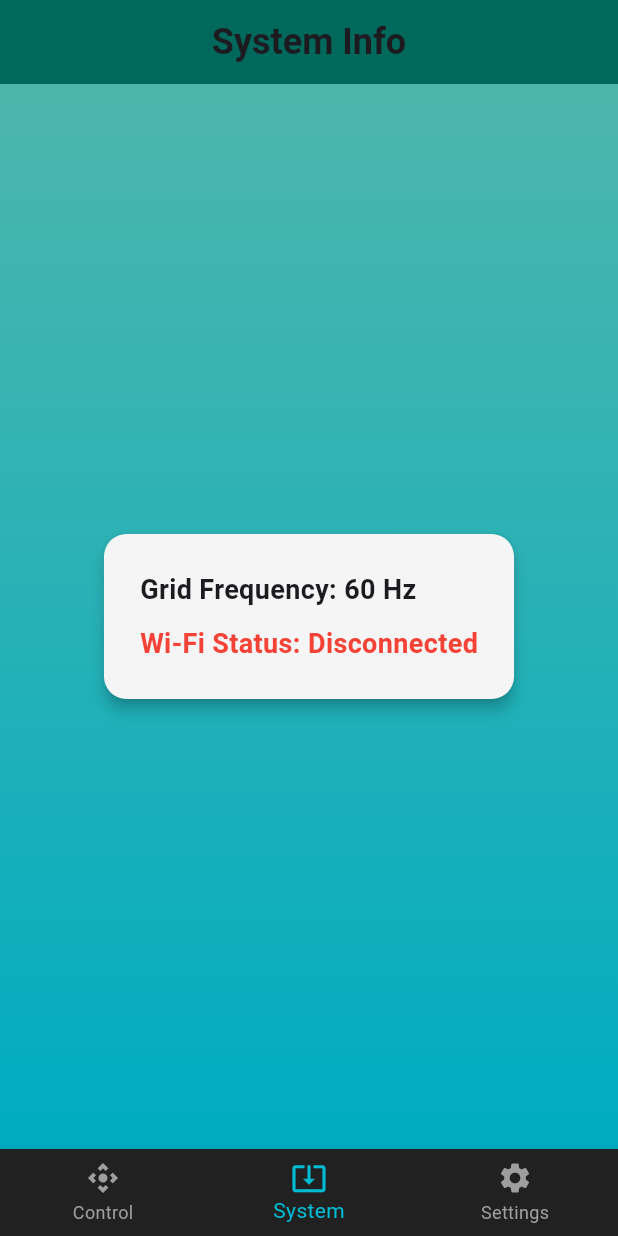
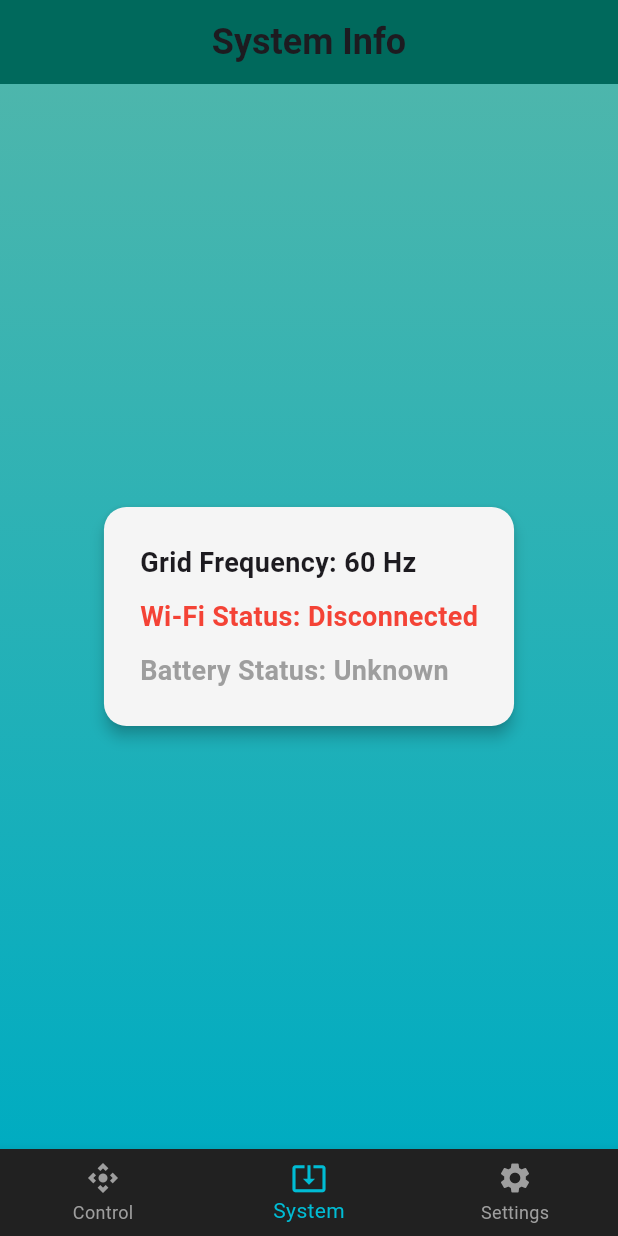
Before and after one commit to saxojeblin/BEAM, a Flutter app: the screen it shows after launch, item 2 of the bottom bar chosen, on a phone screen of 412 x 824 dp. Run offline on Flutter 3.47's test engine with Material 3 defaults, Android fonts, the phone set to English and light mode, and no system bars; network calls fail.

Commit message:
more misc bug fixes + battery management implementation

```diff
--- a/beam_app/lib/main.dart
+++ b/beam_app/lib/main.dart
@@ -35,7 +35,7 @@ class ControlPage extends StatefulWidget {
 }
 
 class _ControlPageState extends State<ControlPage> with SingleTickerProviderStateMixin {
-  List<bool> breakerStatus = [true, true, true, true];
+  late List<bool> breakerStatus;
   final String esp32Ip = "192.168.4.1";
   final String esp32Port = "80";
 
@@ -52,12 +52,12 @@ class _ControlPageState extends State<ControlPage> with SingleTickerProviderStat
   @override
   void initState() {
     super.initState();
+    breakerStatus = _webSocketService.getBreakerStates();
 
     _iconAnimationController = AnimationController(
       vsync: this,
       duration: Duration(milliseconds: 500),
-  )..repeat(reverse: true); // Pulses in and out
-
+    )..repeat(reverse: true);
 
     _webSocketService.eventStream.listen((event) {
       if (event['event'] == 'frequency_drop') {
@@ -112,6 +112,7 @@ class _ControlPageState extends State<ControlPage> with SingleTickerProviderStat
       if (response.statusCode == 200) {
         setState(() {
           breakerStatus[breakerIndex] = status;
+          _webSocketService.updateBreakerState(breakerIndex, status);
         });
       } else {
         setState(() {
@@ -145,7 +146,6 @@ Future<void> sendRestoreCommand() async {
       final response = await http.post(Uri.parse(url)).timeout(Duration(seconds: 40));
 
       if (response.statusCode == 200) {
-      // ✅ Clear overlay and global flags
         _webSocketService.clearFrequencyStatus();
         setState(() {
           isFrequencyCritical = false;
@@ -170,7 +170,6 @@ Future<void> sendRestoreCommand() async {
       isLoading = false;
     });
   }
-
 
   @override
   Widget build(BuildContext context) {
@@ -229,7 +228,9 @@ Future<void> sendRestoreCommand() async {
           ),
         ),
 
-        // Full-Screen Loading Overlay
+        if (isFrequencyCritical && !isLoading)
+          _buildOverlay(),
+
         if (isLoading)
           Positioned.fill(
             child: Container(
@@ -255,10 +256,12 @@ Future<void> sendRestoreCommand() async {
               ),
             ),
           ),
+      ],
+    );
+  }
 
-        // Frequency Drop Warning Overlay
-        if (isFrequencyCritical)
-          Positioned(
+  Widget _buildOverlay() {
+    return Positioned(
       top: MediaQuery.of(context).padding.top + kToolbarHeight,
       left: 0,
       right: 0,
@@ -281,9 +284,7 @@ Future<void> sendRestoreCommand() async {
               ),
               SizedBox(height: 15),
               Text(
-                            resetPrompt
-                                ? "Grid Stable"
-                                : "Grid Unstable - Frequency Drop",
+                resetPrompt ? "Grid Stable" : "Grid Unstable - Frequency Drop",
                 textAlign: TextAlign.center,
                 style: TextStyle(
                   color: Colors.white,
@@ -320,11 +321,8 @@ Future<void> sendRestoreCommand() async {
                 ),
             ],
           ),
-
         ),
       ),
-          ),
-      ],
     );
   }
 
@@ -362,7 +360,7 @@ Widget _buildBreakerTile(int index) {
                 breakerStatus[index] ? Icons.check_circle : Icons.cancel,
                 color: breakerStatus[index] ? Colors.cyan.shade600 : Colors.amber.shade700,
               ),
-            AbsorbPointer( // 👈 Prevents visual flicker during loading
+              AbsorbPointer(
                 absorbing: isLoading || isFrequencyCritical,
                 child: Switch(
                   value: breakerStatus[index],
@@ -447,6 +445,26 @@ class _SystemPageState extends State<SystemPage> {
                             fontSize: 18,
                             fontWeight: FontWeight.bold,
                             color: isConnected ? Colors.green : Colors.red,
+                          ),
+                        );
+                      },
+                    ),
+                    SizedBox(height: 10),
+                    StreamBuilder<String>(
+                      stream: webSocketService.batteryStatusStream,
+                      initialData: webSocketService.getBatteryStatus(),
+                      builder: (context, snapshot) {
+                        String batteryStatus = snapshot.data ?? "Unknown";
+                        return Text(
+                          'Battery Status: $batteryStatus',
+                          style: TextStyle(
+                            fontSize: 18,
+                            fontWeight: FontWeight.bold,
+                            color: batteryStatus == "Charged"
+                                ? Colors.green
+                                : batteryStatus == "Dead"
+                                    ? Colors.red
+                                    : Colors.grey,
                           ),
                         );
                       },
--- a/beam_app/lib/websocket_service.dart
+++ b/beam_app/lib/websocket_service.dart
@@ -6,10 +6,15 @@ class WebSocketService {
   static final WebSocketService _instance = WebSocketService._internal();
   factory WebSocketService() => _instance;
 
+  List<bool> breakerStates = [true, true, true, true];
+
   IOWebSocketChannel? channel;
   final String esp32Ip = "192.168.4.1";
   bool isConnected = false;
   String lastFrequency = "60 Hz";
+
+  String _batteryStatus = "Unknown";
+  final StreamController<String> _batteryStatusController = StreamController<String>.broadcast();
 
   final StreamController<String> _frequencyController = StreamController<String>.broadcast();
   final StreamController<Map<String, dynamic>> _eventController = StreamController<Map<String, dynamic>>.broadcast();
@@ -20,6 +25,9 @@ class WebSocketService {
 
   Stream<String> get frequencyStream => _frequencyController.stream;
   Stream<Map<String, dynamic>> get eventStream => _eventController.stream;
+
+  Stream<String> get batteryStatusStream => _batteryStatusController.stream;
+  String getBatteryStatus() => _batteryStatus;
 
   WebSocketService._internal() {
     _connect();
@@ -40,6 +48,12 @@ class WebSocketService {
           if (jsonResponse.containsKey("frequency")) {
             lastFrequency = "${jsonResponse['frequency']} Hz";
             _frequencyController.sink.add(lastFrequency);
+          }
+
+          // Update battery status
+          if (jsonResponse.containsKey("battery")) {
+            _batteryStatus = jsonResponse['battery'] == "charged" ? "Charged" : "Dead";
+            _batteryStatusController.sink.add(_batteryStatus);
           }
 
           // Handle events
@@ -72,6 +86,14 @@ class WebSocketService {
     }
   }
 
+  void updateBreakerState(int index, bool value) {
+    if (index >= 0 && index < breakerStates.length) {
+      breakerStates[index] = value;
+    }
+  }
+
+  List<bool> getBreakerStates() => List.from(breakerStates);
+
   void _reconnect() {
     Future.delayed(Duration(seconds: 3), () {
       if (!isConnected) {
@@ -92,6 +114,7 @@ class WebSocketService {
     _frequencyController.close();
     _eventController.close();
     channel?.sink.close();
+    _batteryStatusController.close();
   }
 
   void clearFrequencyStatus() {
```
Also changed, not shown: 5 other files. Lines whose indentation alone changed are shown as unchanged.
